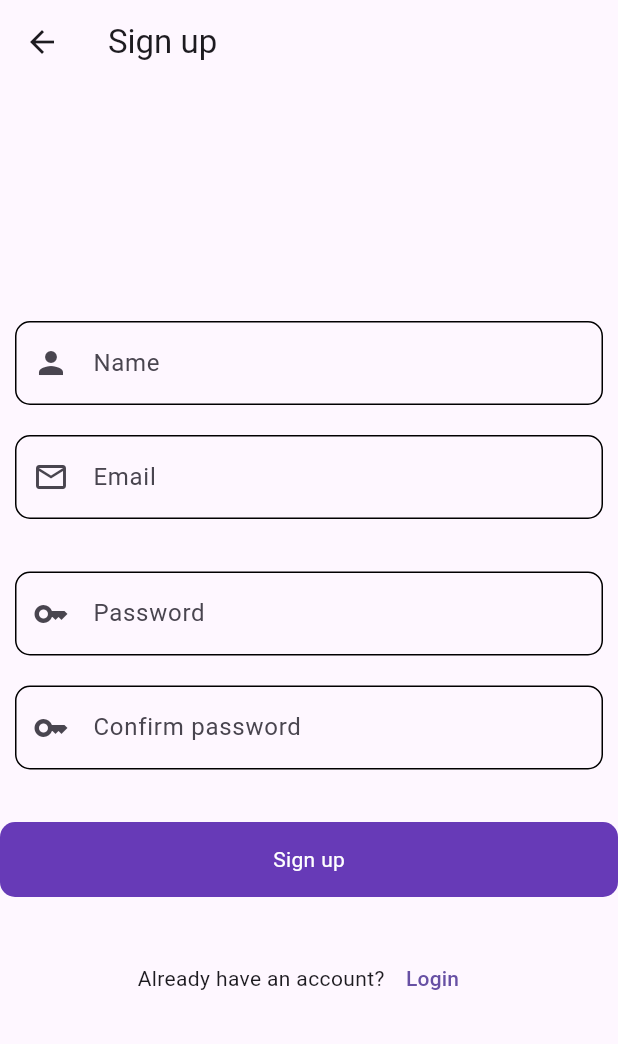
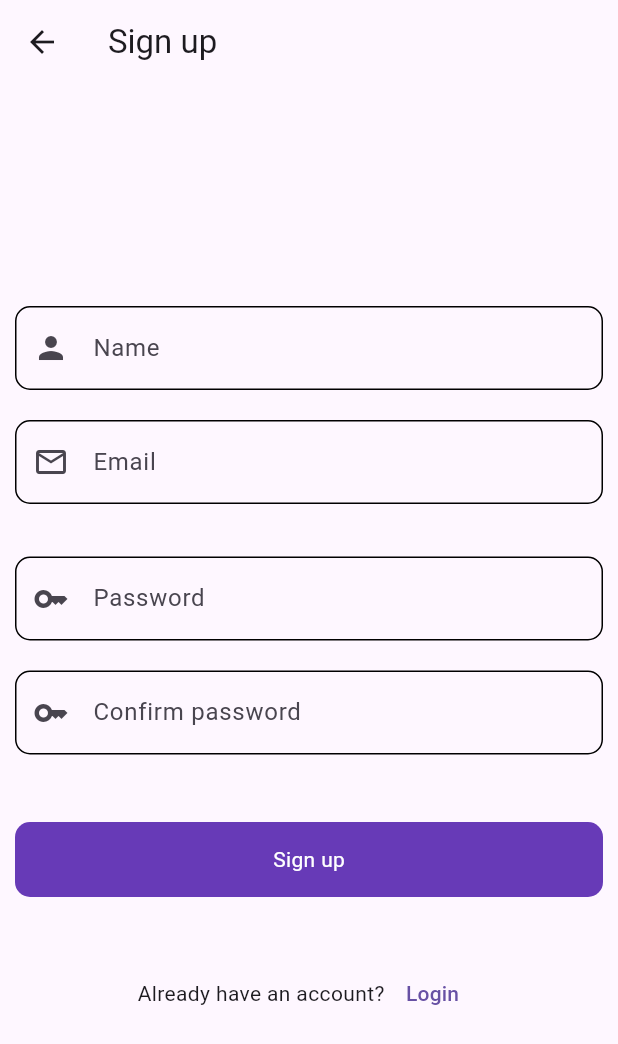
Before and after one commit to younasbzu/my_bzu, a Flutter app: the SignupScreen screen opened directly, on a phone screen of 412 x 824 dp. Shown: the top 1044 px of the screen. Run offline on Flutter 3.47's test engine with Material 3 defaults, Android fonts, the phone set to English and light mode, and no system bars; our stand-ins replace firebase_auth, firebase_core, fluttertoast; accounts and stored records are empty.

Commit message:
Initial commit

```diff
--- a/lib/SplashScreen/authentication/signup_screen.dart
+++ b/lib/SplashScreen/authentication/signup_screen.dart
@@ -181,7 +181,9 @@ class _SignupScreenState extends State<SignupScreen> {
                   )
               ),
               const SizedBox(height: 25,),
-              RoundButton(
+              Padding(
+                padding: const EdgeInsets.all(10.0),
+                child: RoundButton(
                     title: 'Sign up',
                     loading: loading,
                     onTap: (){
@@ -190,6 +192,7 @@ class _SignupScreenState extends State<SignupScreen> {
                       }
 
                     },
+                ),
               ),
               const SizedBox(height: 30,),
               Row(
```
Lines whose indentation alone changed are shown as unchanged.
